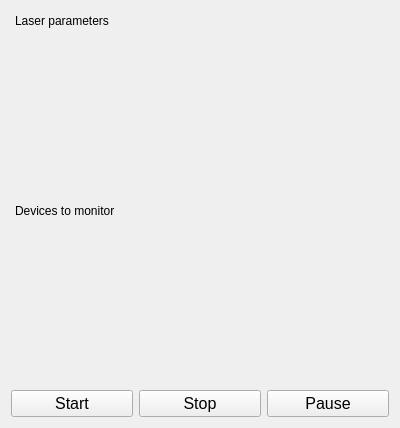
uetke/UUPharosController, file pharos/view/GUI/QtCreator/laser_scan_widget.ui: the form before one commit.
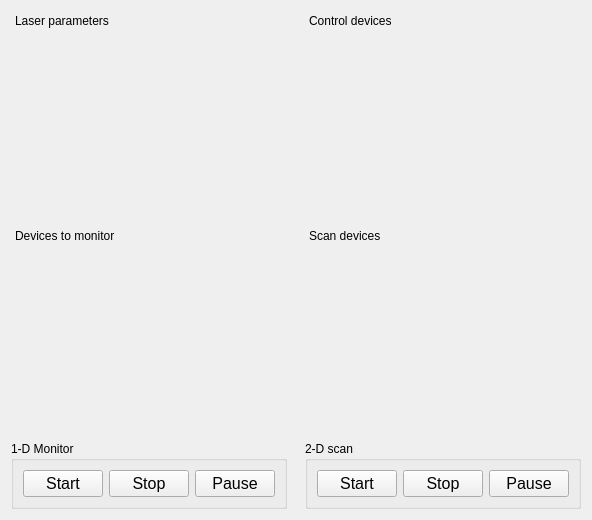
The form after the commit.

Commit message: Almost done with 2D scans

Diff of the .ui file:
```diff
--- a/pharos/view/GUI/QtCreator/laser_scan_widget.ui
+++ b/pharos/view/GUI/QtCreator/laser_scan_widget.ui
@@ -6,8 +6,8 @@
    <rect>
     <x>0</x>
     <y>0</y>
-    <width>400</width>
-    <height>428</height>
+    <width>553</width>
+    <height>520</height>
    </rect>
   </property>
   <property name="windowTitle">
@@ -39,40 +39,126 @@
      <widget class="QWidget" name="dockWidgetContents_2"/>
     </widget>
    </item>
-   <item row="2" column="0">
-    <widget class="QPushButton" name="start_button">
-     <property name="font">
-      <font>
-       <pointsize>12</pointsize>
-      </font>
+   <item row="2" column="0" colspan="2">
+    <widget class="QGroupBox" name="Monitor">
+     <property name="toolTip">
+      <string>Starts a 1-D signal monitor</string>
      </property>
-     <property name="text">
-      <string>Start</string>
+     <property name="title">
+      <string>1-D Monitor</string>
      </property>
+     <layout class="QGridLayout" name="gridLayout_2">
+      <item row="1" column="1">
+       <widget class="QPushButton" name="stop_button">
+        <property name="font">
+         <font>
+          <pointsize>12</pointsize>
+         </font>
+        </property>
+        <property name="text">
+         <string>Stop</string>
+        </property>
+       </widget>
+      </item>
+      <item row="1" column="0">
+       <widget class="QPushButton" name="start_button">
+        <property name="font">
+         <font>
+          <pointsize>12</pointsize>
+         </font>
+        </property>
+        <property name="text">
+         <string>Start</string>
+        </property>
+       </widget>
+      </item>
+      <item row="1" column="2">
+       <widget class="QPushButton" name="pause_button">
+        <property name="font">
+         <font>
+          <pointsize>12</pointsize>
+         </font>
+        </property>
+        <property name="text">
+         <string>Pause</string>
+        </property>
+       </widget>
+      </item>
+     </layout>
+     <zorder>stop_button</zorder>
+     <zorder>stop_button</zorder>
+     <zorder>start_button</zorder>
+     <zorder>pause_button</zorder>
     </widget>
    </item>
-   <item row="2" column="1">
-    <widget class="QPushButton" name="stop_button">
-     <property name="font">
-      <font>
-       <pointsize>12</pointsize>
-      </font>
+   <item row="2" column="3">
+    <widget class="QGroupBox" name="groupBox">
+     <property name="toolTip">
+      <string>Starts a 2-D scan of the given device</string>
      </property>
-     <property name="text">
-      <string>Stop</string>
+     <property name="title">
+      <string>2-D scan</string>
      </property>
+     <layout class="QGridLayout" name="gridLayout_3">
+      <item row="0" column="1">
+       <widget class="QPushButton" name="stop_scan_button">
+        <property name="font">
+         <font>
+          <pointsize>12</pointsize>
+         </font>
+        </property>
+        <property name="text">
+         <string>Stop</string>
+        </property>
+       </widget>
+      </item>
+      <item row="0" column="0">
+       <widget class="QPushButton" name="start_scan_button">
+        <property name="font">
+         <font>
+          <pointsize>12</pointsize>
+         </font>
+        </property>
+        <property name="text">
+         <string>Start</string>
+        </property>
+       </widget>
+      </item>
+      <item row="0" column="2">
+       <widget class="QPushButton" name="pause_scan_button">
+        <property name="font">
+         <font>
+          <pointsize>12</pointsize>
+         </font>
+        </property>
+        <property name="text">
+         <string>Pause</string>
+        </property>
+       </widget>
+      </item>
+     </layout>
     </widget>
    </item>
-   <item row="2" column="2">
-    <widget class="QPushButton" name="pause_button">
-     <property name="font">
-      <font>
-       <pointsize>12</pointsize>
-      </font>
+   <item row="1" column="3">
+    <widget class="QDockWidget" name="ScanWidgetDock">
+     <property name="features">
+      <set>QDockWidget::NoDockWidgetFeatures</set>
      </property>
-     <property name="text">
-      <string>Pause</string>
+     <property name="windowTitle">
+      <string>Scan devices</string>
      </property>
+     <widget class="QWidget" name="dockWidgetContents_3"/>
+    </widget>
+   </item>
+   <item row="0" column="3">
+    <widget class="QDockWidget" name="ControlDevices">
+     <property name="features">
+      <set>QDockWidget::NoDockWidgetFeatures</set>
+     </property>
+     <property name="windowTitle">
+      <string>Control devices</string>
+     </property>
+     <widget class="QWidget" name="dockWidgetContents_4"/>
     </widget>
    </item>
   </layout>
```
The commit also changes 9 other files.
